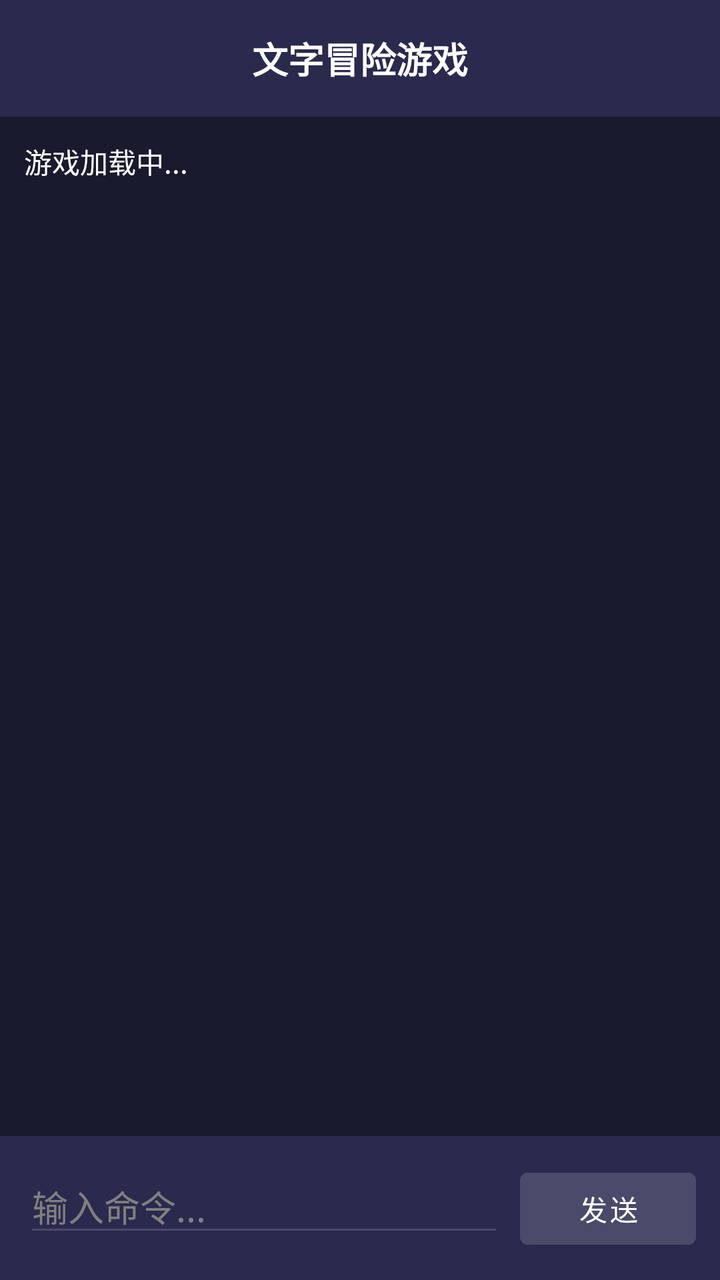
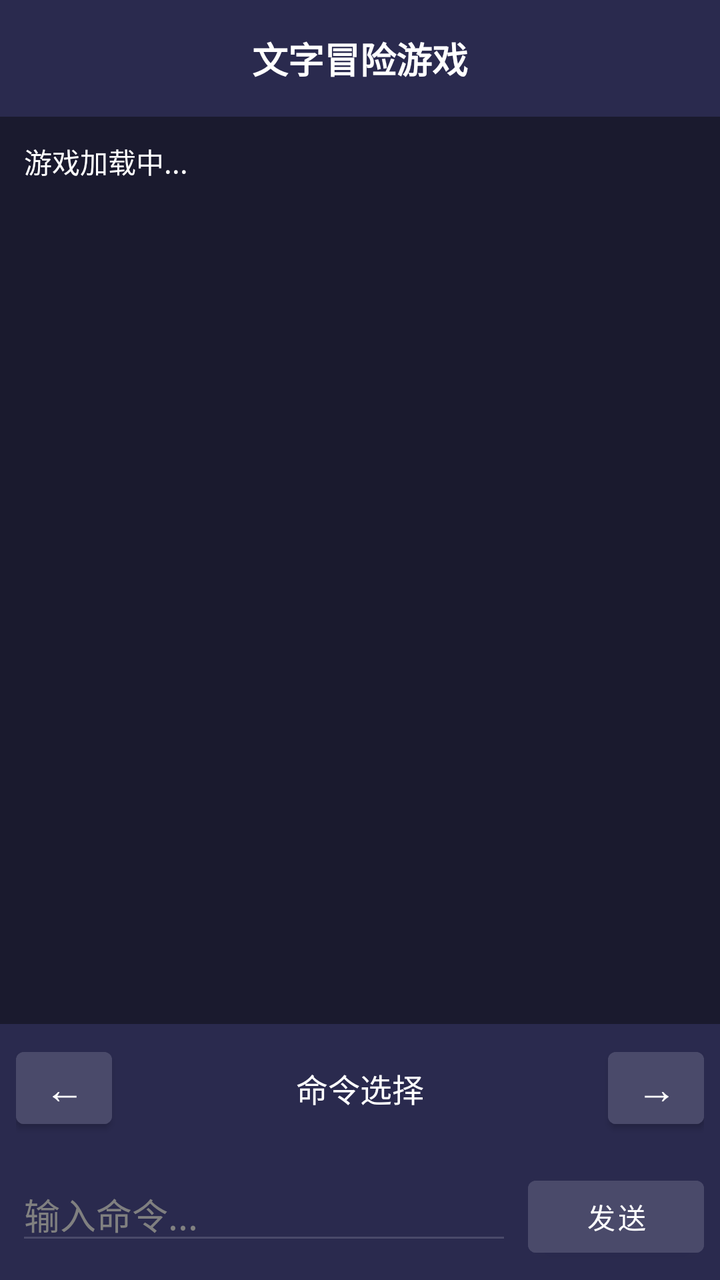

Two renders of the same Android screen: before a commit and after it. Below are the layout's source before the change and the commit's diff.
<!-- AndroidManifest.xml: application theme Theme.AdventureGame -->
<!-- res/layout/activity_game.xml -->
<?xml version="1.0" encoding="utf-8"?>
<LinearLayout xmlns:android="http://schemas.android.com/apk/res/android"
    android:layout_width="match_parent"
    android:layout_height="match_parent"
    android:orientation="vertical"
    android:background="#1a1a2e">

    <TextView
        android:layout_width="match_parent"
        android:layout_height="wrap_content"
        android:text="文字冒险游戏"
        android:textSize="18sp"
        android:textStyle="bold"
        android:textColor="#ffffff"
        android:gravity="center"
        android:padding="16dp"
        android:background="#2a2a4e" />

    <ScrollView
        android:id="@+id/scrollView"
        android:layout_width="match_parent"
        android:layout_height="0dp"
        android:layout_weight="1"
        android:fillViewport="true"
        android:padding="12dp">

        <TextView
            android:id="@+id/gameOutput"
            android:layout_width="match_parent"
            android:layout_height="wrap_content"
            android:text="游戏加载中...\n\n"
            android:textSize="14sp"
            android:textColor="#ffffff"
            android:fontFamily="monospace"
            android:lineSpacingExtra="4dp" />

    </ScrollView>

    <LinearLayout
        android:layout_width="match_parent"
        android:layout_height="wrap_content"
        android:orientation="horizontal"
        android:padding="12dp"
        android:background="#2a2a4e">

        <EditText
            android:id="@+id/gameInput"
            android:layout_width="0dp"
            android:layout_height="wrap_content"
            android:layout_weight="1"
            android:hint="输入命令..."
            android:textColor="#ffffff"
            android:textColorHint="#808080"
            android:backgroundTint="#4a4a6a"
            android:imeOptions="actionSend"
            android:singleLine="true"
            android:layout_marginEnd="8dp" />

        <Button
            android:id="@+id/sendBtn"
            android:layout_width="wrap_content"
            android:layout_height="wrap_content"
            android:text="发送"
            android:backgroundTint="#4a4a6a" />

    </LinearLayout>

</LinearLayout>
<!-- resources referenced by this layout -->
<resources>
  <style name="Theme.AdventureGame" parent="Theme.MaterialComponents.DayNight.NoActionBar">
          <item name="colorPrimary">#4a4a6a</item>
          <item name="colorPrimaryVariant">#2a2a4e</item>
          <item name="colorOnPrimary">#ffffff</item>
          <item name="android:statusBarColor">#1a1a2e</item>
          <item name="android:navigationBarColor">#1a1a2e</item>
          <item name="android:windowBackground">#1a1a2e</item>
      </style>
</resources>

<!-- the commit's change to res/layout/activity_game.xml (unified diff, before → after) -->
@@ -39,29 +39,86 @@
     <LinearLayout
         android:layout_width="match_parent"
         android:layout_height="wrap_content"
-        android:orientation="horizontal"
-        android:padding="12dp"
+        android:orientation="vertical"
+        android:padding="8dp"
         android:background="#2a2a4e">
 
-        <EditText
-            android:id="@+id/gameInput"
-            android:layout_width="0dp"
+        <LinearLayout
+            android:layout_width="match_parent"
             android:layout_height="wrap_content"
-            android:layout_weight="1"
-            android:hint="输入命令..."
-            android:textColor="#ffffff"
-            android:textColorHint="#808080"
-            android:backgroundTint="#4a4a6a"
-            android:imeOptions="actionSend"
-            android:singleLine="true"
-            android:layout_marginEnd="8dp" />
+            android:orientation="horizontal"
+            android:gravity="center_vertical"
+            android:layout_marginBottom="8dp">
 
-        <Button
-            android:id="@+id/sendBtn"
-            android:layout_width="wrap_content"
+            <Button
+                android:id="@+id/prevBtn"
+                android:layout_width="48dp"
+                android:layout_height="48dp"
+                android:text="←"
+                android:textSize="20sp"
+                android:backgroundTint="#4a4a6a" />
+
+            <TextView
+                android:id="@+id/commandText"
+                android:layout_width="0dp"
+                android:layout_height="wrap_content"
+                android:layout_weight="1"
+                android:text="命令选择"
+                android:textSize="16sp"
+                android:textColor="#ffffff"
+                android:gravity="center" />
+
+            <Button
+                android:id="@+id/nextBtn"
+                android:layout_width="48dp"
+                android:layout_height="48dp"
+                android:text="→"
+                android:textSize="20sp"
+                android:backgroundTint="#4a4a6a" />
+
+        </LinearLayout>
+
+        <HorizontalScrollView
+            android:layout_width="match_parent"
             android:layout_height="wrap_content"
-            android:text="发送"
-            android:backgroundTint="#4a4a6a" />
+            android:fillViewport="true"
+            android:layout_marginBottom="8dp">
+
+            <LinearLayout
+                android:id="@+id/targetContainer"
+                android:layout_width="wrap_content"
+                android:layout_height="wrap_content"
+                android:orientation="horizontal"
+                android:gravity="center" />
+
+        </HorizontalScrollView>
+
+        <LinearLayout
+            android:layout_width="match_parent"
+            android:layout_height="wrap_content"
+            android:orientation="horizontal">
+
+            <EditText
+                android:id="@+id/gameInput"
+                android:layout_width="0dp"
+                android:layout_height="wrap_content"
+                android:layout_weight="1"
+                android:hint="输入命令..."
+                android:textColor="#ffffff"
+                android:textColorHint="#808080"
+                android:backgroundTint="#4a4a6a"
+                android:imeOptions="actionSend"
+                android:singleLine="true"
+                android:layout_marginEnd="8dp" />
+
+            <Button
+                android:id="@+id/sendBtn"
+                android:layout_width="wrap_content"
+                android:layout_height="wrap_content"
+                android:text="发送"
+                android:backgroundTint="#4a4a6a" />
+
+        </LinearLayout>
 
     </LinearLayout>
 
